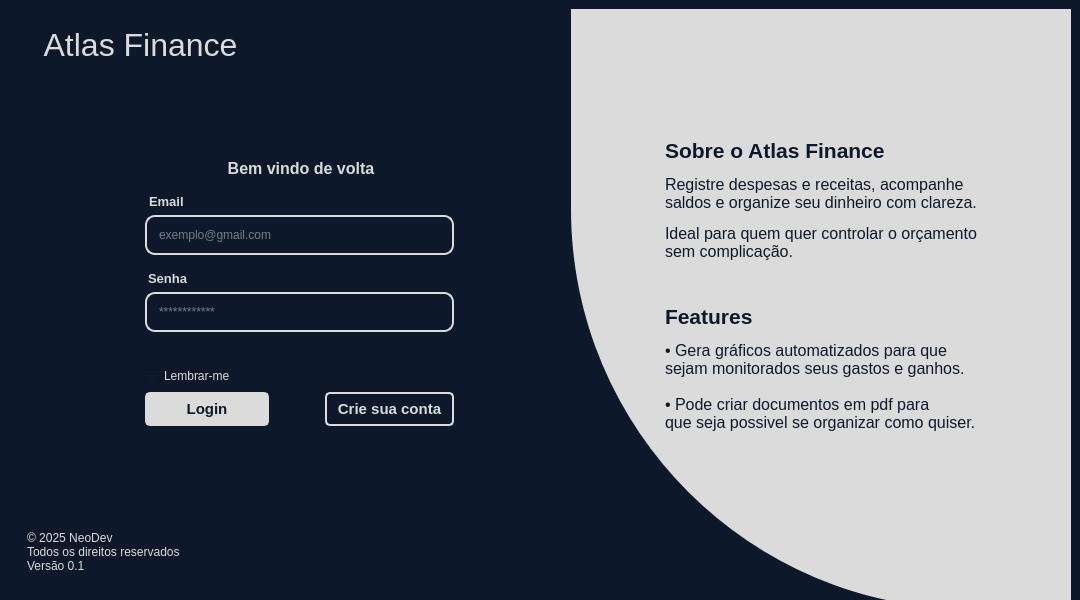
kawlu/Atlas-Finance, file ui/LoginWindow.ui: the form before one commit.
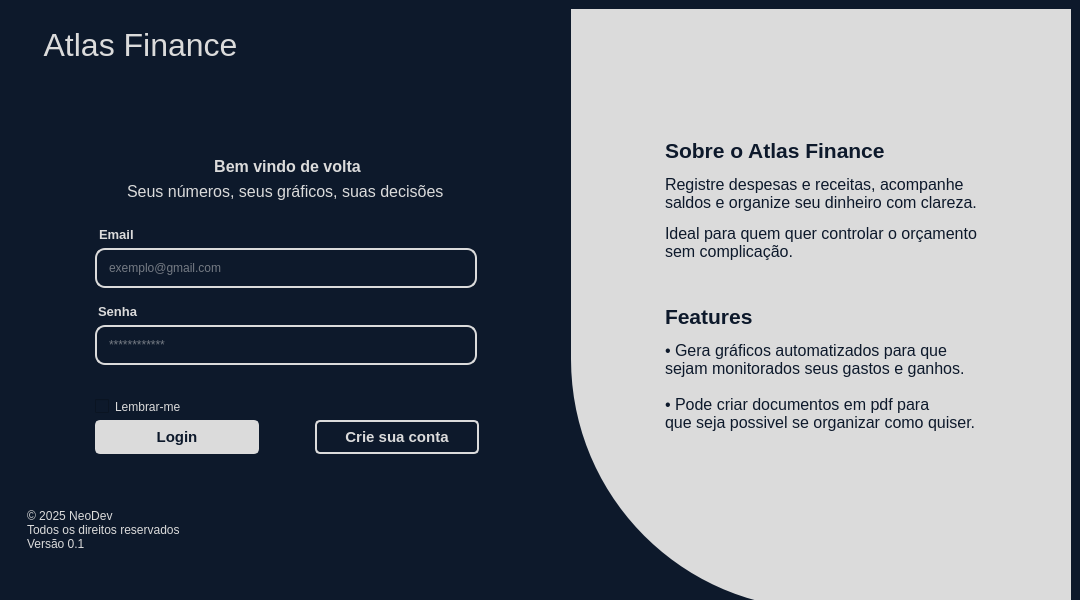
The form after the commit. Icons and pictures are not drawn.

Patch:
```diff
--- a/ui/LoginWindow.ui
+++ b/ui/LoginWindow.ui
@@ -68,13 +68,16 @@
          </property>
          <layout class="QVBoxLayout" name="verticalLayout_7">
           <item alignment="Qt::AlignTop">
-           <widget class="QLabel" name="label_2">
+           <widget class="QLabel" name="lbl_atlas">
             <property name="sizePolicy">
-             <sizepolicy hsizetype="Minimum" vsizetype="Minimum">
+             <sizepolicy hsizetype="Maximum" vsizetype="Maximum">
               <horstretch>0</horstretch>
               <verstretch>0</verstretch>
              </sizepolicy>
             </property>
+            <property name="styleSheet">
+             <string notr="true"/>
+            </property>
             <property name="text">
              <string>&lt;html&gt;&lt;head/&gt;&lt;body&gt;&lt;p&gt;&lt;img src=&quot;:/icons/globe_branco.png&quot;/&gt;&lt;span style=&quot; color:#0d192b;&quot;&gt;.... &lt;/span&gt;&lt;span style=&quot; font-size:24pt; color:#dbdbdb;&quot;&gt;Atlas Finance&lt;/span&gt;&lt;/p&gt;&lt;/body&gt;&lt;/html&gt;</string>
             </property>
@@ -91,7 +94,7 @@
             <property name="sizeHint" stdset="0">
              <size>
               <width>20</width>
-              <height>100</height>
+              <height>20</height>
              </size>
             </property>
            </spacer>
@@ -141,7 +144,8 @@
                 </size>
                </property>
                <property name="styleSheet">
-                <string notr="true">margin-left: 50px;
+                <string notr="true">margin-left: 25px;
+margin-right: 25px;
 
 color: rgb(219, 219, 219);</string>
                </property>
@@ -165,15 +169,25 @@
                   </property>
                  </widget>
                 </item>
+                <item alignment="Qt::AlignHCenter">
+                 <widget class="QLabel" name="label_6">
+                  <property name="text">
+                   <string>&lt;html&gt;&lt;head/&gt;&lt;body&gt;&lt;p&gt;&lt;span style=&quot; font-size:12pt; color:#dbdbdb;&quot;&gt;Seus números, seus gráficos, suas decisões&lt;/span&gt;&lt;/p&gt;&lt;/body&gt;&lt;/html&gt;</string>
+                  </property>
+                 </widget>
+                </item>
                 <item>
                  <spacer name="verticalSpacer_5">
                   <property name="orientation">
                    <enum>Qt::Vertical</enum>
                   </property>
+                  <property name="sizeType">
+                   <enum>QSizePolicy::Maximum</enum>
+                  </property>
                   <property name="sizeHint" stdset="0">
                    <size>
                     <width>20</width>
-                    <height>40</height>
+                    <height>20</height>
                    </size>
                   </property>
                  </spacer>
@@ -247,6 +261,10 @@
                  <height>150</height>
                 </size>
                </property>
+               <property name="styleSheet">
+                <string notr="true">margin-left: 25px;
+margin-right: 25px;</string>
+               </property>
                <property name="frameShape">
                 <enum>QFrame::NoFrame</enum>
                </property>
@@ -255,6 +273,33 @@
                </property>
                <layout class="QGridLayout" name="gridLayout">
                 <item row="1" column="1">
+                 <widget class="QPushButton" name="btn_cadastro">
+                  <property name="cursor">
+                   <cursorShape>PointingHandCursor</cursorShape>
+                  </property>
+                  <property name="styleSheet">
+                   <string notr="true">background-color: #0D192B;
+color: rgb(219, 219, 219);
+border: 2px solid #DBDBDB;
+
+margin-bottom: 10px;
+border-radius: 2px;
+padding: 5px 10px;
+
+border-radius: 5px;
+min-width:100px;
+min-height: 20px;
+
+font-size: 15px;
+
+font-weight: bold;</string>
+                  </property>
+                  <property name="text">
+                   <string>Crie sua conta</string>
+                  </property>
+                 </widget>
+                </item>
+                <item row="1" column="0">
                  <widget class="QPushButton" name="btn_login">
                   <property name="sizePolicy">
                    <sizepolicy hsizetype="Minimum" vsizetype="Fixed">
@@ -288,7 +333,7 @@
                   </property>
                  </widget>
                 </item>
-                <item row="0" column="1">
+                <item row="0" column="0">
                  <widget class="QCheckBox" name="checkBox">
                   <property name="cursor">
                    <cursorShape>PointingHandCursor</cursorShape>
@@ -301,65 +346,6 @@
                   </property>
                  </widget>
                 </item>
-                <item row="1" column="3">
-                 <widget class="QPushButton" name="btn_cadastro">
-                  <property name="cursor">
-                   <cursorShape>PointingHandCursor</cursorShape>
-                  </property>
-                  <property name="styleSheet">
-                   <string notr="true">background-color: #0D192B;
-color: rgb(219, 219, 219);
-border: 2px solid #DBDBDB;
-
-margin-bottom: 10px;
-border-radius: 2px;
-padding: 5px 10px;
-
-border-radius: 5px;
-min-width:100px;
-min-height: 20px;
-
-font-size: 15px;
-
-font-weight: bold;</string>
-                  </property>
-                  <property name="text">
-                   <string>Crie sua conta</string>
-                  </property>
-                 </widget>
-                </item>
-                <item row="1" column="2">
-                 <spacer name="spacer">
-                  <property name="orientation">
-                   <enum>Qt::Horizontal</enum>
-                  </property>
-                  <property name="sizeType">
-                   <enum>QSizePolicy::Maximum</enum>
-                  </property>
-                  <property name="sizeHint" stdset="0">
-                   <size>
-                    <width>50</width>
-                    <height>20</height>
-                   </size>
-                  </property>
-                 </spacer>
-                </item>
-                <item row="1" column="0">
-                 <spacer name="horizontalSpacer_2">
-                  <property name="orientation">
-                   <enum>Qt::Horizontal</enum>
-                  </property>
-                  <property name="sizeType">
-                   <enum>QSizePolicy::Maximum</enum>
-                  </property>
-                  <property name="sizeHint" stdset="0">
-                   <size>
-                    <width>100</width>
-                    <height>20</height>
-                   </size>
-                  </property>
-                 </spacer>
-                </item>
                </layout>
               </widget>
              </item>
@@ -367,23 +353,7 @@
            </widget>
           </item>
           <item>
-           <spacer name="verticalSpacer">
-            <property name="orientation">
-             <enum>Qt::Vertical</enum>
-            </property>
-            <property name="sizeType">
-             <enum>QSizePolicy::Maximum</enum>
-            </property>
-            <property name="sizeHint" stdset="0">
-             <size>
-              <width>20</width>
-              <height>100</height>
-             </size>
-            </property>
-           </spacer>
-          </item>
-          <item>
-           <widget class="QLabel" name="label">
+           <widget class="QLabel" name="lbl_copyright">
             <property name="text">
              <string>&lt;html&gt;&lt;head/&gt;&lt;body&gt;&lt;p&gt;&lt;span style=&quot; color:#dbdbdb;&quot;&gt;© 2025 NeoDev&lt;br/&gt;Todos os direitos reservados&lt;br/&gt;Versão 0.1&lt;/span&gt;&lt;/p&gt;&lt;/body&gt;&lt;/html&gt;</string>
             </property>
@@ -392,19 +362,6 @@
          </layout>
         </widget>
        </item>
-       <item>
-        <spacer name="horizontalSpacer">
-         <property name="orientation">
-          <enum>Qt::Horizontal</enum>
-         </property>
-         <property name="sizeHint" stdset="0">
-          <size>
-           <width>60</width>
-           <height>20</height>
-          </size>
-         </property>
-        </spacer>
-       </item>
       </layout>
      </widget>
     </item>
@@ -432,7 +389,7 @@
        <string notr="true">background-color: rgb(219, 219, 219);
 
 
-border-bottom-left-radius: 400px;
+border-bottom-left-radius: 250px;
 
 color: rgb(13, 25, 43)
 
```
